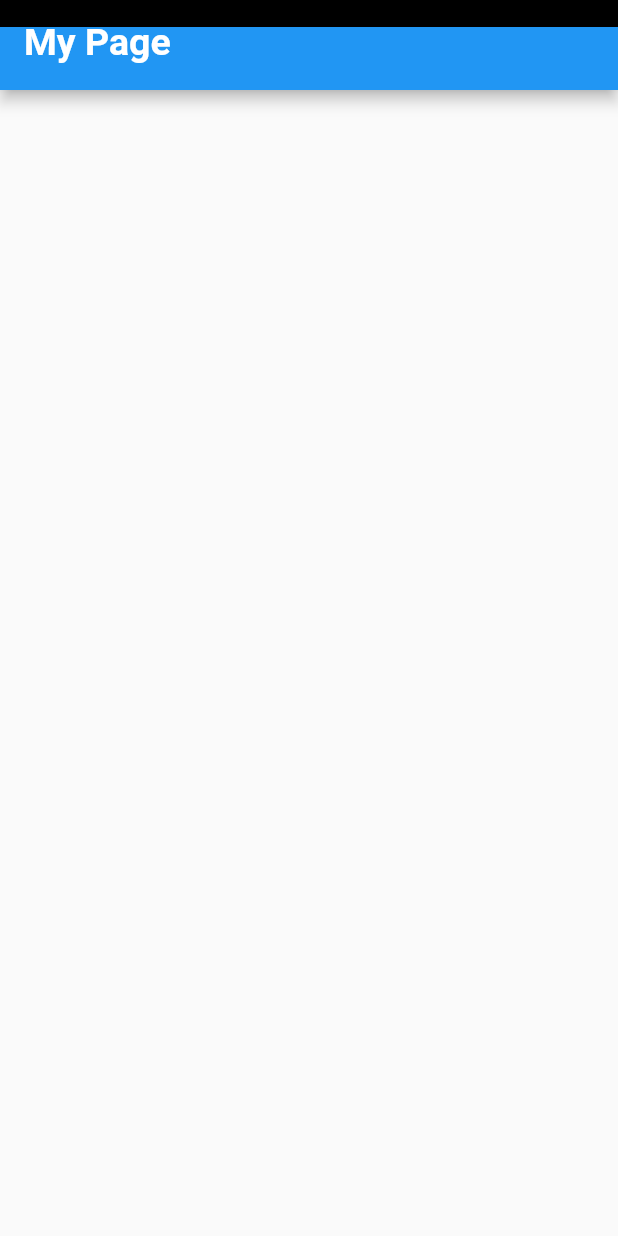
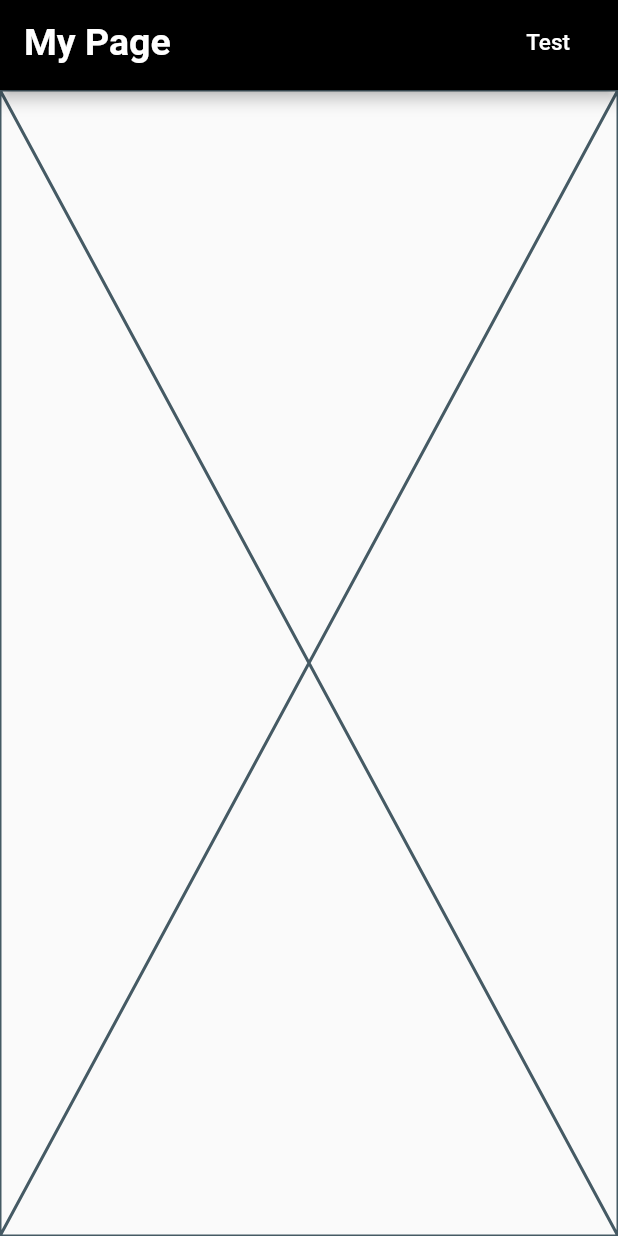
Before and after one commit to Rewyero/web_page_flutter, a Flutter app: the screen it shows after launch, on a phone screen of 412 x 824 dp. Run offline on Flutter 3.47's test engine with Material 2 defaults, Android fonts, the light colour scheme and no system bars; our stand-ins replace google_fonts; missing offline and left inert: flutter_gradient_colors; Roboto replaces fonts that are missing (Acme).

Commit message:
moved appbar and menu_item, folder

```diff
--- a/lib/main.dart
+++ b/lib/main.dart
@@ -1,6 +1,6 @@
 import 'package:flutter/material.dart';
 
-import 'appbar_widget.dart';
+import 'presentation/menu/appbar_widget.dart';
 
 void main() {
   runApp(const HomePage());
@@ -15,6 +15,7 @@
       title: "Alen Web",
       home: Scaffold(
         appBar: MyAppBar(),
+        body: Placeholder(),
       ),
     );
   }
--- a/lib/appbar_widget.dart
+++ b/lib/presentation/menu/appbar_widget.dart
@@ -1,5 +1,5 @@
 import 'package:alen_web/constans.dart';
-import 'package:alen_web/menu/menu_item.dart';
+import 'package:alen_web/presentation/menu/menu_item.dart';
 import 'package:flutter/material.dart';
 import 'package:flutter_gradient_colors/flutter_gradient_colors.dart';
 import 'package:google_fonts/google_fonts.dart';
@@ -14,17 +14,21 @@
   @override
   Widget build(BuildContext context) {
     return AppBar(
-      title: Text(
-        apptitle,
-        style: GoogleFonts.roboto(fontSize: 25, fontWeight: FontWeight.bold),
-      ),
-      flexibleSpace: Container(
+        title: Row(
+          children: [
+            Text(
+              apptitle,
+              style:
+                  GoogleFonts.roboto(fontSize: 25, fontWeight: FontWeight.bold),
+            ),
+            const Spacer(),
+            const Menuitem(text: "Test")
+          ],
+        ),
+        flexibleSpace: Container(
           decoration: const BoxDecoration(
             gradient: LinearGradient(colors: GradientColors.nightParty),
           ),
-          child: Row(
-            children: const [Menuitem(text: "Test")],
-          )),
-    );
+        ));
   }
 }
```
Also changed, not shown: lib/presentation/menu/menu_item.dart (renamed from lib/menu/menu_item.dart).
